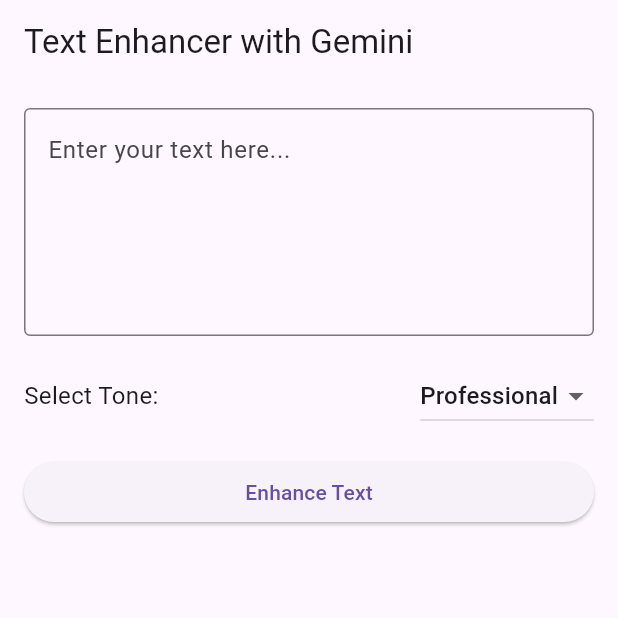
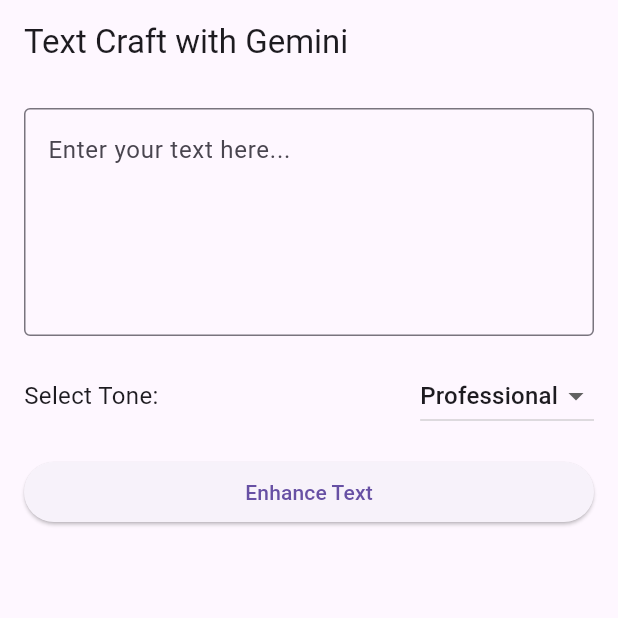
Before and after one commit to Icarus-conf/text_craft_test_gemini_ai, a Flutter app: the screen it shows after launch, on a phone screen of 412 x 824 dp, the top half of it. Run offline on Flutter 3.47's test engine with Material 3 defaults, Android fonts, the phone set to English and light mode, and no system bars; our stand-ins replace google_generative_ai.

Commit message:
fixing minor issue

```diff
--- a/lib/home_view.dart
+++ b/lib/home_view.dart
@@ -76,7 +76,7 @@ class HomeViewState extends State<HomeView> {
   Widget build(BuildContext context) {
     return Scaffold(
       appBar: AppBar(
-        title: const Text("Text Enhancer with Gemini"),
+        title: const Text("Text Craft with Gemini"),
       ),
       body: Padding(
         padding: const EdgeInsets.all(16.0),
```
